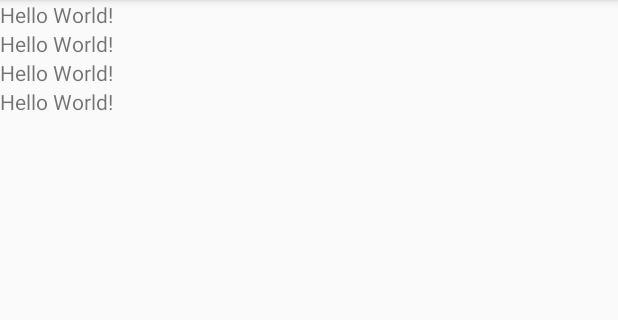
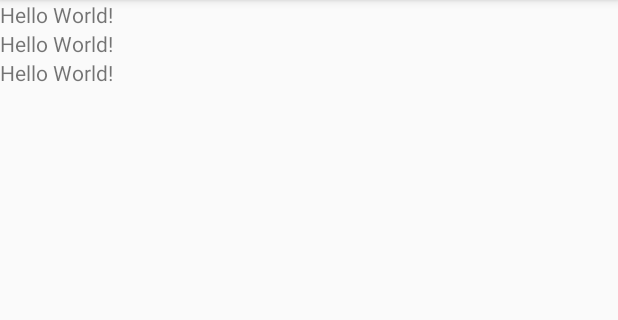
Before and after one commit to Christian1234567/PruebaGitHub, an Android app: the screen it shows after launch (MainActivity), on a phone screen of 412 x 824 dp, the part 84-404 px from its top. Run offline under Robolectric (Android 15) with nearby library versions, the phone set to English and light mode, and no system bars.

Commit message:
Primera Modificacion

```diff
--- a/app/src/main/res/layout/content_main.xml
+++ b/app/src/main/res/layout/content_main.xml
@@ -5,10 +5,10 @@
     android:id="@+id/content_main"
     android:layout_width="match_parent"
     android:layout_height="match_parent"
+    android:orientation="vertical"
     app:layout_behavior="@string/appbar_scrolling_view_behavior"
     tools:context="com.example.inter.pruebagithub.MainActivity"
-    tools:showIn="@layout/activity_main"
-    android:orientation="vertical">
+    tools:showIn="@layout/activity_main">
 
     <TextView
         android:layout_width="wrap_content"
@@ -22,8 +22,4 @@
         android:layout_width="wrap_content"
         android:layout_height="wrap_content"
         android:text="Hello World!" />
-    <TextView
-        android:layout_width="wrap_content"
-        android:layout_height="wrap_content"
-        android:text="Hello World!" />
 </LinearLayout>
```
